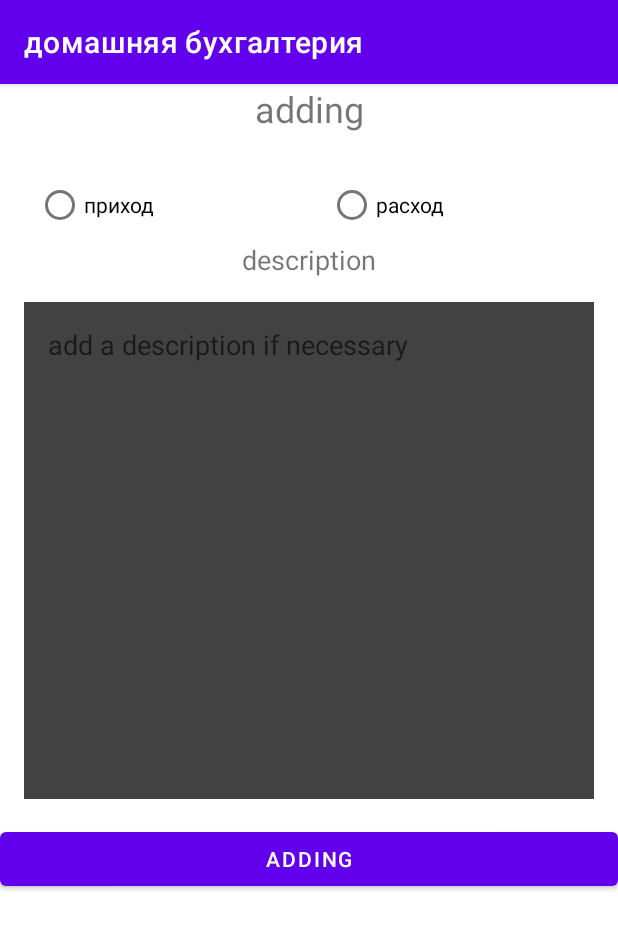
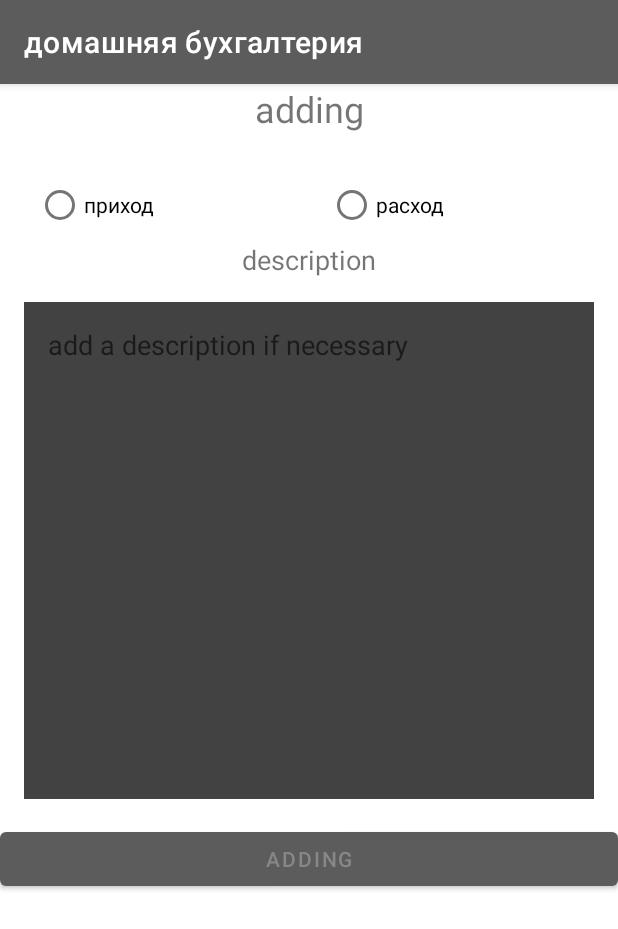
Before and after one commit to chicony83/homeBuch, an Android app: the AddNewmoneyMovingActivity screen opened directly, with no data from a screen before it, on a phone screen of 412 x 824 dp. Shown: the top 929 px of the screen. Run offline under Robolectric (Android 15) with nearby library versions, the phone set to English and light mode, and no system bars.

Commit message:
theme modified

```diff
--- a/app/src/main/res/values/colors.xml
+++ b/app/src/main/res/values/colors.xml
@@ -6,6 +6,10 @@
     <color name="teal_200">#FF03DAC5</color>
     <color name="teal_700">#FF018786</color>
     <color name="black">#FF000000</color>
+
+    <color name="grayLight">#878787</color>
+    <color name="grayNormal">#5C5C5C</color>
+    <color name="grayHard">#555555</color>
     <color name="white">#FFFFFFFF</color>
     <color name="redColor">#DF4E4E</color>
     <color name="greenColor">#73DC77</color>
--- a/app/src/main/res/values/themes.xml
+++ b/app/src/main/res/values/themes.xml
@@ -2,9 +2,9 @@
     <!-- Base application theme. -->
     <style name="Theme.HomeBuch" parent="Theme.MaterialComponents.DayNight.DarkActionBar">
         <!-- Primary brand color. -->
-        <item name="colorPrimary">@color/purple_500</item>
-        <item name="colorPrimaryVariant">@color/purple_700</item>
-        <item name="colorOnPrimary">@color/white</item>
+        <item name="colorPrimary">@color/grayNormal</item>
+        <item name="colorPrimaryVariant">@color/grayHard</item>
+        <item name="colorOnPrimary">@color/grayLight</item>
         <!-- Secondary brand color. -->
         <item name="colorSecondary">@color/teal_200</item>
         <item name="colorSecondaryVariant">@color/teal_700</item>
```
